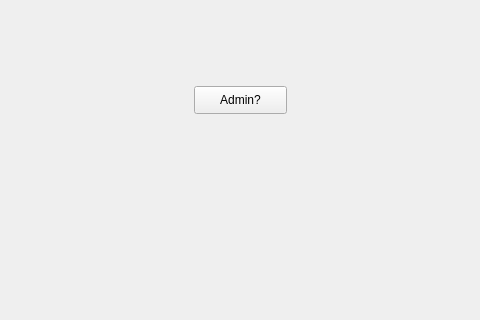
First picture: the form in mainwindow.ui, repository CS180-spring/cs180-21-wooohooo, before the edit; both pictures show x 166 to 646 and y 184 to 504 of the 800 by 600 pixel window.
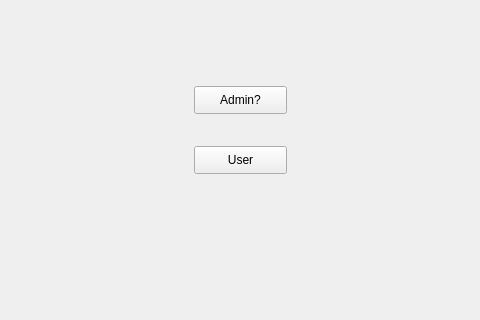
Second picture: the form after the edit.

```diff
--- a/mainwindow.ui
+++ b/mainwindow.ui
@@ -27,6 +27,19 @@
      <string>Admin?</string>
     </property>
    </widget>
+   <widget class="QPushButton" name="pushButton_2">
+    <property name="geometry">
+     <rect>
+      <x>360</x>
+      <y>330</y>
+      <width>93</width>
+      <height>28</height>
+     </rect>
+    </property>
+    <property name="text">
+     <string>User</string>
+    </property>
+   </widget>
   </widget>
   <widget class="QMenuBar" name="menubar">
    <property name="geometry">
```
